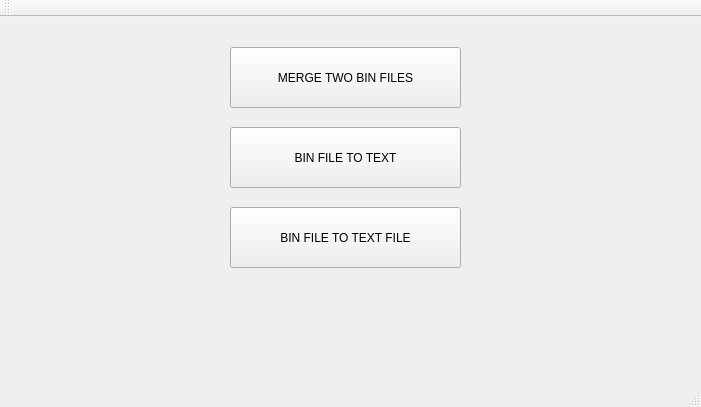
psv-git/BDOLang, file forms/mainwindow.ui: the form before one commit.
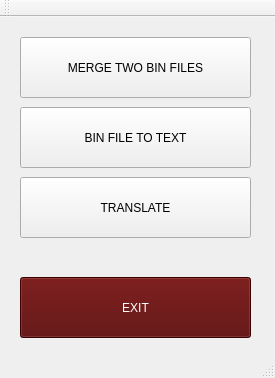
The form after the commit. Custom widgets are drawn as their Qt base class.

The edit to the form file:
```diff
--- a/forms/mainwindow.ui
+++ b/forms/mainwindow.ui
@@ -6,8 +6,8 @@
    <rect>
     <x>0</x>
     <y>0</y>
-    <width>701</width>
-    <height>407</height>
+    <width>275</width>
+    <height>378</height>
    </rect>
   </property>
   <property name="windowTitle">
@@ -17,21 +17,21 @@
    <widget class="MyButton" name="button3">
     <property name="geometry">
      <rect>
-      <x>230</x>
-      <y>190</y>
+      <x>20</x>
+      <y>160</y>
       <width>231</width>
       <height>61</height>
      </rect>
     </property>
     <property name="text">
-     <string>BIN FILE TO TEXT FILE</string>
+     <string>TRANSLATE</string>
     </property>
    </widget>
    <widget class="MyButton" name="button1">
     <property name="geometry">
      <rect>
-      <x>230</x>
-      <y>30</y>
+      <x>20</x>
+      <y>20</y>
       <width>231</width>
       <height>61</height>
      </rect>
@@ -43,8 +43,8 @@
    <widget class="MyButton" name="button2">
     <property name="geometry">
      <rect>
-      <x>230</x>
-      <y>110</y>
+      <x>20</x>
+      <y>90</y>
       <width>231</width>
       <height>61</height>
      </rect>
@@ -53,6 +53,23 @@
      <string>BIN FILE TO TEXT</string>
     </property>
    </widget>
+   <widget class="MyButton" name="exitButton">
+    <property name="geometry">
+     <rect>
+      <x>20</x>
+      <y>260</y>
+      <width>231</width>
+      <height>61</height>
+     </rect>
+    </property>
+    <property name="styleSheet">
+     <string notr="true">background-color: rgb(85, 0, 0);
+color: rgb(255, 255, 255);</string>
+    </property>
+    <property name="text">
+     <string>EXIT</string>
+    </property>
+   </widget>
   </widget>
   <widget class="QToolBar" name="mainToolBar">
    <attribute name="toolBarArea">
```
